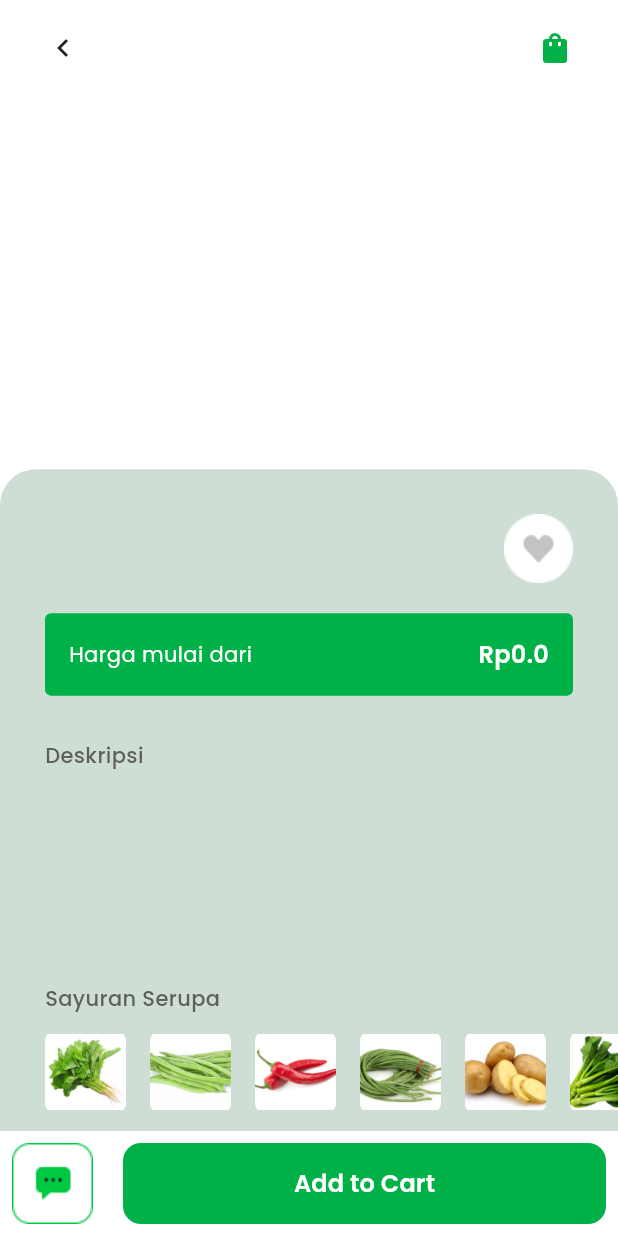
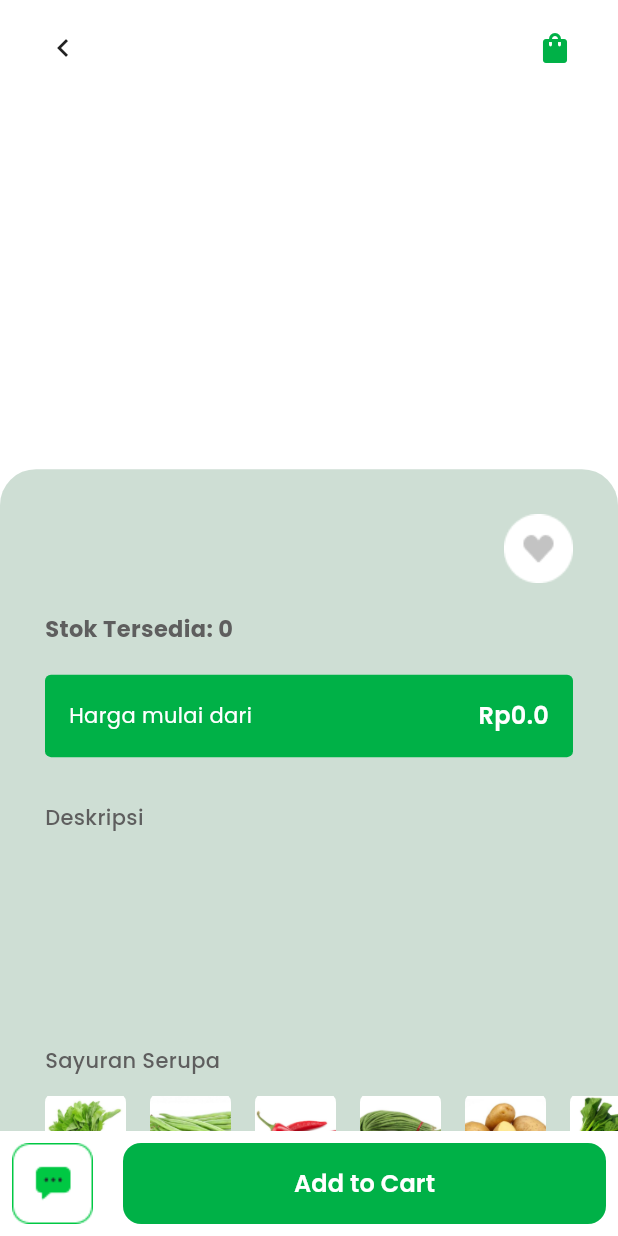
Before and after one commit to Ikhvan3/shamo_app, a Flutter app: the ProductPage screen opened directly with empty values, on a phone screen of 412 x 824 dp. Run offline on Flutter 3.47's test engine with Material 3 defaults, Android fonts, the phone set to English and light mode, and no system bars; our stand-ins replace cloud_firestore, firebase_auth, firebase_core, google_fonts, shared_preferences, showcaseview; missing offline and left inert: midtrans_snap, mobile_scanner; accounts and stored records are empty; network calls fail.

```diff
--- a/lib/helpers/image_url_helper.dart
+++ b/lib/helpers/image_url_helper.dart
@@ -1,5 +1,5 @@
 class AppConfig {
-  static const String baseUrl = 'http://192.168.1.15:8000';
+  static const String baseUrl = 'http://192.168.1.26:8000';
   static const String apiUrl = '$baseUrl/api';
 
   static String getFullImageUrl(String path) {
--- a/lib/models/gallery_model.dart
+++ b/lib/models/gallery_model.dart
@@ -11,7 +11,7 @@ class GalleryModel {
     id = json['id'];
 
     // Pastikan URL menggunakan format yang benar dengan /storage/
-    String baseUrl = 'http://192.168.1.15:8000';
+    String baseUrl = 'http://192.168.1.26:8000';
     String imagePath = json['url'] ?? '';
 
     // Jika URL sudah lengkap, gunakan URL tersebut
--- a/lib/pages/product_page.dart
+++ b/lib/pages/product_page.dart
@@ -321,6 +321,7 @@ class _ProductPageState extends State<ProductPage> {
           color: backgroundColor1,
         ),
         child: Column(
+          crossAxisAlignment: CrossAxisAlignment.start,
           children: [
             // NOTE : HEADER
             Container(
@@ -389,6 +390,20 @@ class _ProductPageState extends State<ProductPage> {
                     ),
                   ),
                 ],
+              ),
+            ),
+
+            Container(
+              margin: EdgeInsets.only(
+                top: 20,
+                left: 30,
+              ),
+              child: Text(
+                'Stok Tersedia: ${widget.product.stock ?? 0}',
+                style: subtitleTextStyle.copyWith(
+                  fontWeight: bold,
+                  fontSize: 15,
+                ),
               ),
             ),
 
--- a/lib/services/auth_service.dart
+++ b/lib/services/auth_service.dart
@@ -5,7 +5,7 @@ import 'package:shamo_app/models/user_model.dart';
 import 'package:shared_preferences/shared_preferences.dart';
 
 class AuthService {
-  String baseUrl = 'http://192.168.1.15:8000/api';
+  String baseUrl = 'http://192.168.1.26:8000/api';
 
   Future<void> _saveToken(String token) async {
     SharedPreferences prefs = await SharedPreferences.getInstance();
--- a/lib/services/transaction_service.dart
+++ b/lib/services/transaction_service.dart
@@ -9,7 +9,7 @@ import '../models/transaction_model.dart';
 import '../models/user_model.dart'; // Tambahkan import user model
 
 class TransactionService {
-  String baseUrl = 'http://192.168.1.15:8000/api';
+  String baseUrl = 'http://192.168.1.26:8000/api';
   final FirebaseFirestore _firestore = FirebaseFirestore.instance;
   final FirebaseAuth _auth = FirebaseAuth.instance;
 
--- a/pubspec.yaml
+++ b/pubspec.yaml
@@ -49,6 +49,7 @@ dependencies:
   firebase_core: ^3.8.0
   firebase_auth: ^5.3.3
   flutter_search_bar: ^3.0.0
+  showcaseview: ^3.0.0
 dev_dependencies:
   flutter_test:
     sdk: flutter
```
Also changed, not shown: lib/pages/home/home_page.dart (+17 -1 lines), pubspec.lock.
